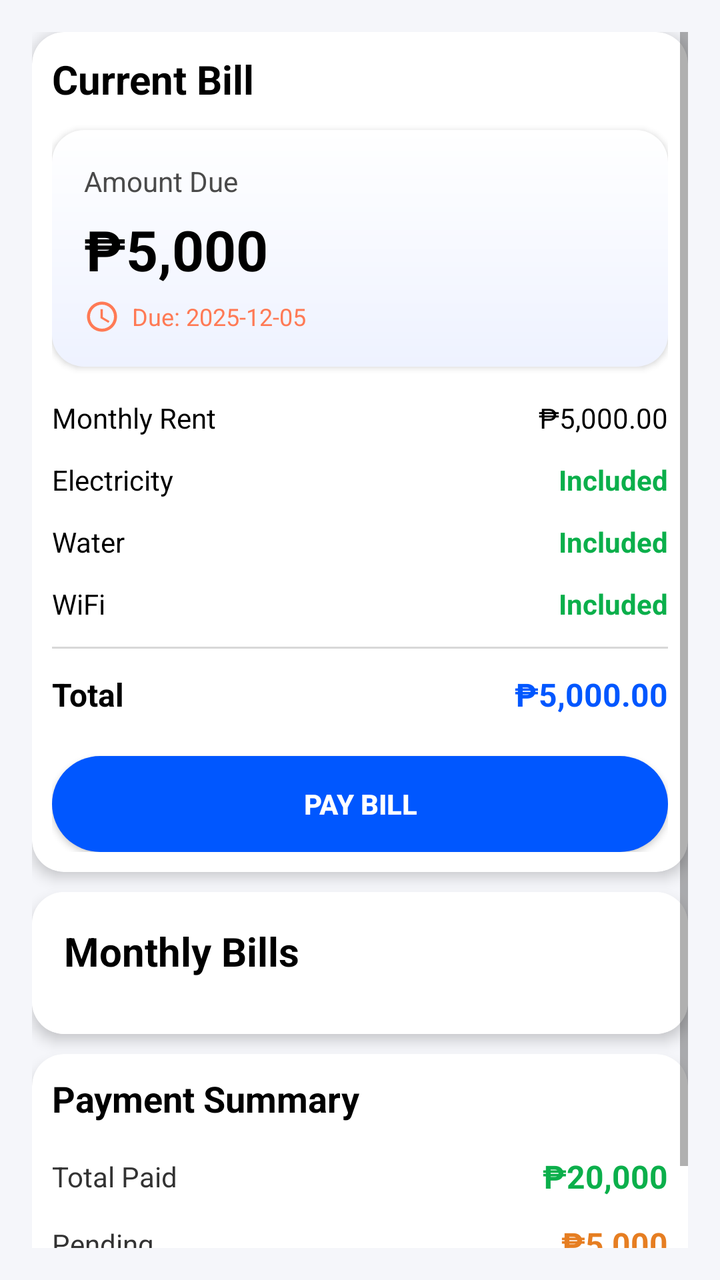
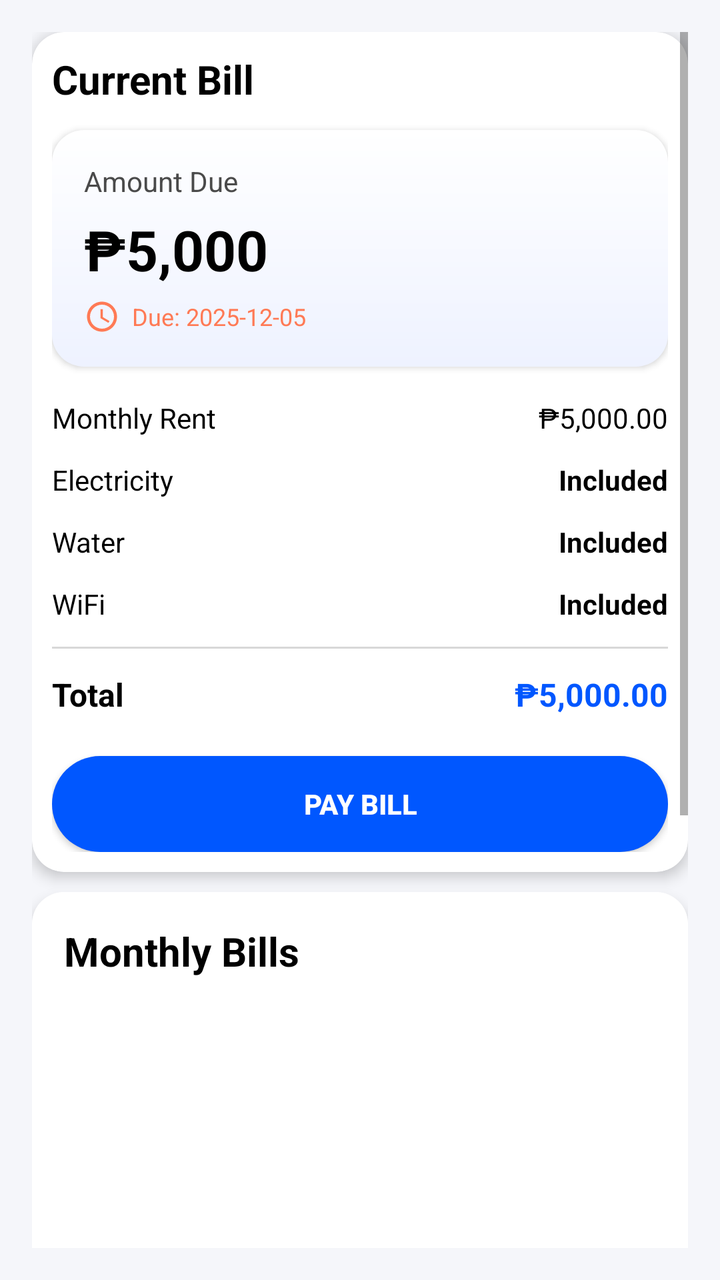

An Android layout rendered at two revisions. The XML below is the earlier revision; the diff shows what the commit changed to produce the second picture.
<!-- AndroidManifest.xml: application theme Theme.Dormitally -->
<!-- res/layout/fragment_bills_tenant.xml -->
<?xml version="1.0" encoding="utf-8"?>
<LinearLayout xmlns:android="http://schemas.android.com/apk/res/android"
    xmlns:app="http://schemas.android.com/apk/res-auto"
    xmlns:tools="http://schemas.android.com/tools"
    android:id="@+id/main"
    android:layout_width="match_parent"
    android:layout_height="match_parent"
    android:orientation="vertical"
    android:background="@color/white"
    tools:context=".tenantfragment.BillsPage">

    <ScrollView
        android:layout_width="match_parent"
        android:layout_height="match_parent"
        android:background="#F5F6FA"
        android:padding="16dp">

        <LinearLayout
            android:layout_width="match_parent"
            android:layout_height="wrap_content"
            android:orientation="vertical">

            

            
            <androidx.cardview.widget.CardView
                android:layout_width="match_parent"
                android:layout_height="wrap_content"
                android:padding="18dp"
                app:cardCornerRadius="16dp"
                app:cardElevation="4dp">

                <LinearLayout
                    android:layout_width="match_parent"
                    android:layout_height="wrap_content"
                    android:orientation="vertical"
                    android:padding="10dp">

                    
                    <TextView
                        android:layout_width="match_parent"
                        android:layout_height="wrap_content"
                        android:layout_marginBottom="12dp"
                        android:text="Current Bill"
                        android:textColor="#000000"
                        android:textSize="20sp"
                        android:textStyle="bold" />

                    <LinearLayout
                        android:layout_width="match_parent"
                        android:layout_height="wrap_content"
                        android:layout_marginBottom="16dp"
                        android:background="@drawable/light_gradient_bg"
                        android:elevation="2dp"
                        android:orientation="vertical"
                        android:padding="16dp">

                        <TextView
                            android:layout_width="wrap_content"
                            android:layout_height="wrap_content"
                            android:text="Amount Due"
                            android:textColor="#4A4A4A"
                            android:textSize="14sp" />

                        <TextView
                            android:layout_width="wrap_content"
                            android:layout_height="wrap_content"
                            android:layout_marginTop="6dp"
                            android:text="₱5,000"
                            android:textColor="#000000"
                            android:textSize="28sp"
                            android:textStyle="bold" />

                        
                        <LinearLayout
                            android:layout_width="wrap_content"
                            android:layout_height="wrap_content"
                            android:layout_marginTop="6dp"
                            android:gravity="center_vertical"
                            android:orientation="horizontal">

                            <ImageView
                                android:layout_width="18dp"
                                android:layout_height="18dp"
                                android:src="@drawable/ic_clock"
                                app:tint="#FF7A55" />

                            <TextView
                                android:layout_width="wrap_content"
                                android:layout_height="wrap_content"
                                android:layout_marginLeft="6dp"
                                android:text="Due: 2025-12-05"
                                android:textColor="#FF7A55"
                                android:textSize="12sp" />
                        </LinearLayout>
                    </LinearLayout>

                    
                    
                    <LinearLayout
                        android:layout_width="match_parent"
                        android:layout_height="wrap_content"
                        android:layout_marginBottom="12dp"
                        android:orientation="horizontal">

                        <TextView
                            android:layout_width="0dp"
                            android:layout_height="wrap_content"
                            android:layout_weight="1"
                            android:text="Monthly Rent"
                            android:textColor="#000000"
                            android:textSize="14sp" />

                        <TextView
                            android:layout_width="wrap_content"
                            android:layout_height="wrap_content"
                            android:text="₱5,000.00"
                            android:textColor="#000000"
                            android:textSize="14sp" />
                    </LinearLayout>
                    


                    
                    <LinearLayout
                        android:layout_width="match_parent"
                        android:layout_height="wrap_content"
                        android:layout_marginBottom="12dp"
                        android:orientation="horizontal">

                        <TextView
                            android:layout_width="0dp"
                            android:layout_height="wrap_content"
                            android:layout_weight="1"
                            android:text="Electricity"
                            android:textColor="#000"
                            android:textSize="14sp" />

                        <TextView
                            android:layout_width="wrap_content"
                            android:layout_height="wrap_content"
                            android:text="Included"
                            android:textColor="#0BAF4B"
                            android:textSize="14sp"
                            android:textStyle="bold" />
                    </LinearLayout>
                    
                    <LinearLayout
                        android:layout_width="match_parent"
                        android:layout_height="wrap_content"
                        android:layout_marginBottom="12dp"
                        android:orientation="horizontal">

                        <TextView
                            android:layout_width="0dp"
                            android:layout_height="wrap_content"
                            android:layout_weight="1"
                            android:text="Water"
                            android:textColor="#000"
                            android:textSize="14sp" />

                        <TextView
                            android:layout_width="wrap_content"
                            android:layout_height="wrap_content"
                            android:text="Included"
                            android:textColor="#0BAF4B"
                            android:textSize="14sp"
                            android:textStyle="bold" />
                    </LinearLayout>

                    
                    <LinearLayout
                        android:layout_width="match_parent"
                        android:layout_height="wrap_content"
                        android:layout_marginBottom="12dp"
                        android:orientation="horizontal">

                        <TextView
                            android:layout_width="0dp"
                            android:layout_height="wrap_content"
                            android:layout_weight="1"
                            android:text="WiFi"
                            android:textColor="#000"
                            android:textSize="14sp" />

                        <TextView
                            android:layout_width="wrap_content"
                            android:layout_height="wrap_content"
                            android:text="Included"
                            android:textColor="#0BAF4B"
                            android:textSize="14sp"
                            android:textStyle="bold" />
                    </LinearLayout>

                    
                    <View
                        android:layout_width="match_parent"
                        android:layout_height="1dp"
                        android:layout_marginBottom="12dp"
                        android:background="#D8D8D8" />

                    
                    <LinearLayout
                        android:layout_width="match_parent"
                        android:layout_height="wrap_content"
                        android:layout_marginBottom="20dp"
                        android:orientation="horizontal">

                        <TextView
                            android:layout_width="0dp"
                            android:layout_height="wrap_content"
                            android:layout_weight="1"
                            android:text="Total"
                            android:textColor="#000000"
                            android:textSize="16sp"
                            android:textStyle="bold" />

                        <TextView
                            android:layout_width="wrap_content"
                            android:layout_height="wrap_content"
                            android:text="₱5,000.00"
                            android:textColor="#0057FF"
                            android:textSize="16sp"
                            android:textStyle="bold" />
                    </LinearLayout>

                    
                    <Button
                        android:id="@+id/btnPayBill"
                        android:layout_width="match_parent"
                        android:layout_height="48dp"
                        android:background="@drawable/toggle_selected"
                        android:backgroundTint="#0057FF"
                        android:text="Pay Bill"
                        android:textColor="#FFFFFF"
                        android:textStyle="bold" />
                </LinearLayout>
            </androidx.cardview.widget.CardView>

            <androidx.cardview.widget.CardView
                android:layout_width="match_parent"
                android:layout_height="wrap_content"
                android:layout_marginTop="10dp"
                android:layout_marginBottom="10dp"
                android:padding="18dp"
                app:cardCornerRadius="16dp"
                app:cardElevation="4dp">

                <LinearLayout
                    android:layout_width="match_parent"
                    android:layout_height="match_parent"
                    android:background="@color/white"
                    android:orientation="vertical"
                    android:padding="16dp">

                    <TextView
                        android:layout_width="wrap_content"
                        android:layout_height="wrap_content"
                        android:layout_marginBottom="12dp"
                        android:text="Monthly Bills"
                        android:textColor="#000000"
                        android:textSize="20sp"
                        android:textStyle="bold" />

                    <androidx.recyclerview.widget.RecyclerView
                        android:id="@+id/recyclerBills"
                        android:layout_width="match_parent"
                        android:layout_height="match_parent"
                        android:overScrollMode="never" />
                </LinearLayout>
            </androidx.cardview.widget.CardView>

            <androidx.cardview.widget.CardView
                android:layout_width="match_parent"
                android:layout_height="wrap_content"
                android:layout_marginBottom="10dp"
                android:padding="18dp"
                app:cardCornerRadius="16dp"
                app:cardElevation="4dp">

                <LinearLayout
                    android:layout_width="match_parent"
                    android:layout_height="wrap_content"
                    android:orientation="vertical"
                    android:padding="10dp">

                    
                    <TextView
                        android:layout_width="wrap_content"
                        android:layout_height="wrap_content"
                        android:layout_marginBottom="16dp"
                        android:text="Payment Summary"
                        android:textColor="#000"
                        android:textSize="18sp"
                        android:textStyle="bold" />

                    
                    <LinearLayout
                        android:layout_width="match_parent"
                        android:layout_height="wrap_content"
                        android:layout_marginBottom="12dp"
                        android:gravity="center_vertical"
                        android:orientation="horizontal">

                        <TextView
                            android:layout_width="0dp"
                            android:layout_height="wrap_content"
                            android:layout_weight="1"
                            android:text="Total Paid"
                            android:textColor="#333"
                            android:textSize="14sp" />

                        <TextView
                            android:id="@+id/txtTotalPaid"
                            android:layout_width="wrap_content"
                            android:layout_height="wrap_content"
                            android:text="₱20,000"
                            android:textColor="#0BAF4B"
                            android:textSize="16sp"
                            android:textStyle="bold" />
                    </LinearLayout>

                    
                    <LinearLayout
                        android:layout_width="match_parent"
                        android:layout_height="wrap_content"
                        android:layout_marginBottom="12dp"
                        android:gravity="center_vertical"
                        android:orientation="horizontal">

                        <TextView
                            android:layout_width="0dp"
                            android:layout_height="wrap_content"
                            android:layout_weight="1"
                            android:text="Pending"
                            android:textColor="#333"
                            android:textSize="14sp" />

                        <TextView
                            android:id="@+id/txtPending"
                            android:layout_width="wrap_content"
                            android:layout_height="wrap_content"
                            android:text="₱5,000"
                            android:textColor="#E67E22"
                            android:textSize="16sp"
                            android:textStyle="bold" />
                    </LinearLayout>

                    
                    <LinearLayout
                        android:layout_width="match_parent"
                        android:layout_height="wrap_content"
                        android:gravity="center_vertical"
                        android:orientation="horizontal">

                        <TextView
                            android:layout_width="0dp"
                            android:layout_height="wrap_content"
                            android:layout_weight="1"
                            android:text="Months Rented"
                            android:textColor="#333"
                            android:textSize="14sp" />

                        <TextView
                            android:id="@+id/txtMonthsRented"
                            android:layout_width="wrap_content"
                            android:layout_height="wrap_content"
                            android:text="5 months"
                            android:textColor="#000"
                            android:textSize="16sp"
                            android:textStyle="bold" />
                    </LinearLayout>

                </LinearLayout>

            </androidx.cardview.widget.CardView>
        </LinearLayout>
    </ScrollView>

</LinearLayout>
<!-- resources referenced by this layout -->
<resources>
  <color name="white">#FFFFFFFF</color>
  <!-- drawable ic_clock (drawable) -->
  <vector xmlns:android="http://schemas.android.com/apk/res/android" android:height="24dp" android:tint="#000000" android:viewportHeight="24" android:viewportWidth="24" android:width="24dp">
        
      <path android:fillColor="@android:color/white" android:pathData="M11.99,2C6.47,2 2,6.48 2,12s4.47,10 9.99,10C17.52,22 22,17.52 22,12S17.52,2 11.99,2zM12,20c-4.42,0 -8,-3.58 -8,-8s3.58,-8 8,-8 8,3.58 8,8 -3.58,8 -8,8z"/>
        
      <path android:fillColor="@android:color/white" android:pathData="M12.5,7H11v6l5.25,3.15 0.75,-1.23 -4.5,-2.67z"/>
      
  </vector>
  <!-- drawable light_gradient_bg (drawable) -->
  <?xml version="1.0" encoding="utf-8"?>
  <shape xmlns:android="http://schemas.android.com/apk/res/android">
      <gradient
          android:startColor="#EEF2FF"
          android:endColor="#FFFFFF"
          android:angle="90"/>
      <corners android:radius="16dp"/>
  </shape>
  <!-- drawable toggle_selected (drawable) -->
  <?xml version="1.0" encoding="utf-8"?>
  <shape xmlns:android="http://schemas.android.com/apk/res/android">
      <solid android:color="#2563EB"/>
      <corners android:radius="30dp"/>
  </shape>
  <style name="Theme.Dormitally" parent="Base.Theme.Dormitally" />
  <style name="Base.Theme.Dormitally" parent="Theme.AppCompat.Light.NoActionBar">
          
          
      </style>
</resources>

<!-- the commit's change to res/layout/fragment_bills_tenant.xml (unified diff, before → after) -->
@@ -63,6 +63,7 @@
                             android:textSize="14sp" />
 
                         <TextView
+                            android:id="@+id/currentBillTotal"
                             android:layout_width="wrap_content"
                             android:layout_height="wrap_content"
                             android:layout_marginTop="6dp"
@@ -86,6 +87,7 @@
                                 app:tint="#FF7A55" />
 
                             <TextView
+                                android:id="@+id/currentBillDue"
                                 android:layout_width="wrap_content"
                                 android:layout_height="wrap_content"
                                 android:layout_marginLeft="6dp"
@@ -112,6 +114,7 @@
                             android:textSize="14sp" />
 
                         <TextView
+                            android:id="@+id/monthlyRentalTxt"
                             android:layout_width="wrap_content"
                             android:layout_height="wrap_content"
                             android:text="₱5,000.00"
@@ -137,10 +140,11 @@
                             android:textSize="14sp" />
 
                         <TextView
+                            android:id="@+id/electricBalanceTxt"
                             android:layout_width="wrap_content"
                             android:layout_height="wrap_content"
                             android:text="Included"
-                            android:textColor="#0BAF4B"
+                            android:textColor="@color/black"
                             android:textSize="14sp"
                             android:textStyle="bold" />
                     </LinearLayout>
@@ -160,10 +164,11 @@
                             android:textSize="14sp" />
 
                         <TextView
+                            android:id="@+id/waterBalanceTxt"
                             android:layout_width="wrap_content"
                             android:layout_height="wrap_content"
                             android:text="Included"
-                            android:textColor="#0BAF4B"
+                            android:textColor="@color/black"
                             android:textSize="14sp"
                             android:textStyle="bold" />
                     </LinearLayout>
@@ -184,10 +189,11 @@
                             android:textSize="14sp" />
 
                         <TextView
+                            android:id="@+id/wifiBalanceTxt"
                             android:layout_width="wrap_content"
                             android:layout_height="wrap_content"
                             android:text="Included"
-                            android:textColor="#0BAF4B"
+                            android:textColor="@color/black"
                             android:textSize="14sp"
                             android:textStyle="bold" />
                     </LinearLayout>
@@ -216,6 +222,7 @@
                             android:textStyle="bold" />
 
                         <TextView
+                            android:id="@+id/currentBillTotal2"
                             android:layout_width="wrap_content"
                             android:layout_height="wrap_content"
                             android:text="₱5,000.00"
@@ -239,7 +246,7 @@
 
             <androidx.cardview.widget.CardView
                 android:layout_width="match_parent"
-                android:layout_height="wrap_content"
+                android:layout_height="400dp"
                 android:layout_marginTop="10dp"
                 android:layout_marginBottom="10dp"
                 android:padding="18dp"
@@ -347,29 +354,6 @@
                     </LinearLayout>
 
                     
-                    <LinearLayout
-                        android:layout_width="match_parent"
-                        android:layout_height="wrap_content"
-                        android:gravity="center_vertical"
-                        android:orientation="horizontal">
-
-                        <TextView
-                            android:layout_width="0dp"
-                            android:layout_height="wrap_content"
-                            android:layout_weight="1"
-                            android:text="Months Rented"
-                            android:textColor="#333"
-                            android:textSize="14sp" />
-
-                        <TextView
-                            android:id="@+id/txtMonthsRented"
-                            android:layout_width="wrap_content"
-                            android:layout_height="wrap_content"
-                            android:text="5 months"
-                            android:textColor="#000"
-                            android:textSize="16sp"
-                            android:textStyle="bold" />
-                    </LinearLayout>
 
                 </LinearLayout>
 
<!-- resource entries referenced after the edit -->
@@ -1,5 +1,6 @@
 <!-- resources referenced by this layout -->
 <resources>
+  <color name="black">#FF000000</color>
   <color name="white">#FFFFFFFF</color>
   <!-- drawable ic_clock (drawable) -->
   <vector xmlns:android="http://schemas.android.com/apk/res/android" android:height="24dp" android:tint="#000000" android:viewportHeight="24" android:viewportWidth="24" android:width="24dp">
